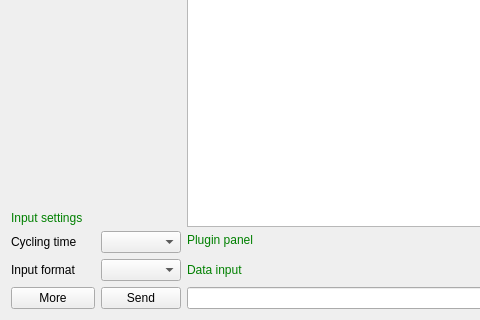
This is src/debuggers/debugger/SAKDebugger.ui in x-tools-author/x-tools as Qt 5 draws it before an edit; both pictures show x 0 to 480 and y 215 to 535 of the 819 by 535 pixel window. The edited form follows.
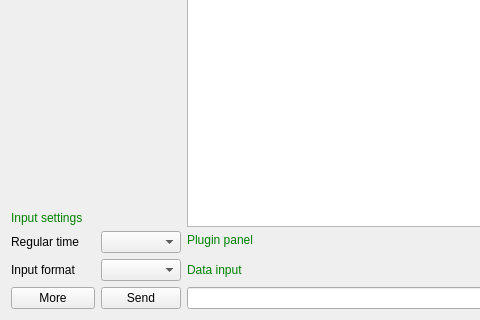
This is the edited form.

```diff
--- a/src/debuggers/debugger/SAKDebugger.ui
+++ b/src/debuggers/debugger/SAKDebugger.ui
@@ -159,7 +159,7 @@
    <item row="12" column="0">
     <widget class="QLabel" name="label_19">
      <property name="text">
-      <string>Cycling time</string>
+      <string>Regular time</string>
      </property>
      <property name="alignment">
       <set>Qt::AlignLeading|Qt::AlignLeft|Qt::AlignVCenter</set>
```
